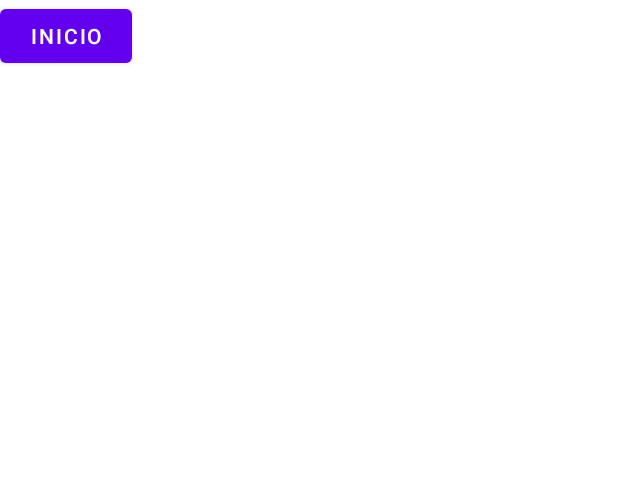
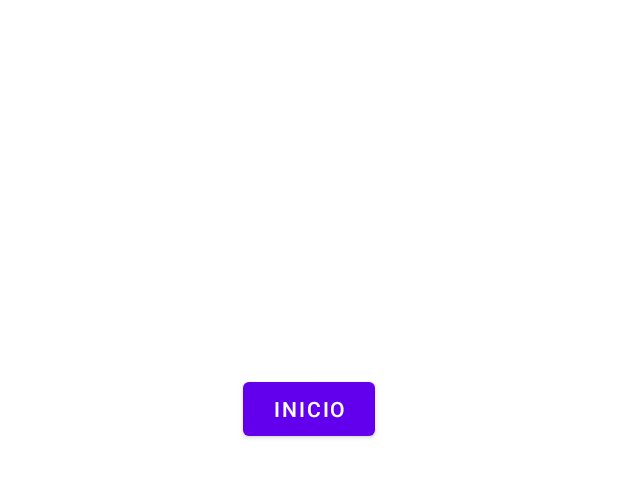
Before and after one commit to Lunagp/movil, an Android app: the layout activity_puntaje.xml on its own in the app's theme, with its tools: preview values and no code run, on a phone screen of 412 x 824 dp. Shown: the top 477 px of the screen. Run offline under Robolectric (Android 15) with nearby library versions, the phone set to English and light mode, and no system bars.

```diff
--- a/app/src/main/AndroidManifest.xml
+++ b/app/src/main/AndroidManifest.xml
@@ -6,6 +6,7 @@
     <uses-permission android:name="android.permission.INTERNET" />
 
     <application
+        android:name=".IniciarAplicativo"
         android:allowBackup="true"
         android:dataExtractionRules="@xml/data_extraction_rules"
         android:fullBackupContent="@xml/backup_rules"
--- a/app/src/main/java/com/example/prueba2l/MainActivity.kt
+++ b/app/src/main/java/com/example/prueba2l/MainActivity.kt
@@ -1,7 +1,9 @@
 package com.example.prueba2l
 
 import android.annotation.SuppressLint
+import android.content.Context
 import android.content.Intent
+import android.content.SharedPreferences
 import android.graphics.Movie
 import androidx.appcompat.app.AppCompatActivity
 import android.os.Bundle
@@ -10,7 +12,9 @@ import android.os.Handler
 import android.os.Looper
 import android.widget.Toast
 import androidx.core.content.ContextCompat
+import androidx.core.content.SharedPreferencesCompat
 import com.bumptech.glide.Glide
+import com.example.prueba2l.IniciarAplicativo.Companion.prefs
 import com.example.prueba2l.databinding.ActivityMainBinding
 
 class MainActivity : AppCompatActivity() {
@@ -21,6 +25,8 @@ class MainActivity : AppCompatActivity() {
     var x : Int = 0
     var a : Boolean = false
     var b : Boolean = false
+//    val sharedPref = getSharedPreferences("puntajes", Context.MODE_PRIVATE)
+//    var edit = sharedPref.edit()
 
     override fun onCreate(savedInstanceState: Bundle?) {
         super.onCreate(savedInstanceState)
@@ -28,13 +34,14 @@ class MainActivity : AppCompatActivity() {
         binding = ActivityMainBinding.inflate(layoutInflater)
         setContentView(binding.root)
 
+
         ram()
         conteo(null, null)
     }
 
     private fun conteo(mili:Int?, coun: Int?) {
         if (mili == null && coun == null){
-            object : CountDownTimer(60000, 1000) {
+            object : CountDownTimer(61000, 1000) {
 
                 override fun onTick(millisUntilFinished: Long) {
                 }
@@ -67,10 +74,12 @@ class MainActivity : AppCompatActivity() {
             finish()
         }else {
             var resul = n.toString()
+            prefs.guardar(resul)
             var intent = Intent(this,Resul::class.java)
             intent.putExtra("resul", resul)
             startActivity(intent)
             finish()
+
         }
     }
 
@@ -78,8 +87,10 @@ class MainActivity : AppCompatActivity() {
 
     private fun ram() {
         x = 0
-            a = false
-            b = false
+        binding.btncorre.isEnabled = true
+        binding.btnincorre.isEnabled = true
+//        a = false
+//        b = false
         val amarillo: Int = ContextCompat.getColor( this, R.color.yellow)
         val negro: Int = resources.getColor(R.color.black)
         val azul: Int = resources.getColor(R.color.Blue)
@@ -99,14 +110,22 @@ class MainActivity : AppCompatActivity() {
         binding.btncorre.setOnClickListener {
             x = 1
             a = true
+            binding.btncorre.isEnabled = false
+            binding.btnincorre.isEnabled = false
         }
 
         binding.btnincorre.setOnClickListener {
             x = 2
             b = true
+            binding.btncorre.isEnabled = false
+            binding.btnincorre.isEnabled = false
         }
 
-            if (a == false && b == false){
+//        if (a == true || b == true){
+//            binding.btncorre.isEnabled = false
+//            binding.btnincorre.isEnabled = false
+//        }
+//        else if (a == false && b == false){
             object : CountDownTimer(3000, 1000) {
 
                 override fun onTick(millisUntilFinished: Long) {
@@ -116,77 +135,22 @@ class MainActivity : AppCompatActivity() {
                     presionar(pal,col)
                 }
             }.start()
-            }
+//        }
     }
 
     private fun presionar(pal:String, col:Int) {
         when(x){
             1 -> {
-//                p++
-//                if (p >= 15 ){
-//                    if (n == null){
-//                        n = 0
-//                        var resul = n.toString()
-//                        var intent = Intent(this,Resul::class.java)
-//                        intent.putExtra("resul", resul)
-//                        startActivity(intent)
-//                    }else {
-//                        var resul = n.toString()
-//                        var intent = Intent(this,Resul::class.java)
-//                        intent.putExtra("resul", resul)
-//                        startActivity(intent)
-//                    }
-//                }else {
-                    x = 0
+                ram()
                 correcto(pal,col)
-                    ram()
-//                }
-
             }
             2 -> {
-//                p++
-//                if (p >= 15 ){
-//                    if (n == null){
-//                        n = 0
-//                        var resul = n.toString()
-//                        var intent = Intent(this,Resul::class.java)
-//                        intent.putExtra("resul", resul)
-//                        startActivity(intent)
-//                    }else {
-//                        var resul = n.toString()
-//                        var intent = Intent(this,Resul::class.java)
-//                        intent.putExtra("resul", resul)
-//                        startActivity(intent)
-//                    }
-//                }else {
-                    x = 0
+                ram()
                 incorrecto(pal,col)
-                    Toast.makeText(this, "Fallaste", Toast.LENGTH_SHORT).show()
-                    ram()
-//                }
-
             }
             else -> {
-//                if (p < 15){
-                    x = 0
+                ram()
                 binding.img.setImageResource(R.drawable.incorrecto)
-                    Toast.makeText(this, "Fallaste", Toast.LENGTH_SHORT).show()
-                    ram()
-//                    p++
-//                }else if (p >= 15 ){
-//                    if (n == null){
-//                        n = 0
-//                        var resul = n.toString()
-//                        var intent = Intent(this,Resul::class.java)
-//                        intent.putExtra("resul", resul)
-//                        startActivity(intent)
-//                    }else {
-//                        var resul = n.toString()
-//                        var intent = Intent(this,Resul::class.java)
-//                        intent.putExtra("resul", resul)
-//                        startActivity(intent)
-//                    }
-//                }
             }
         }
     }
--- a/app/src/main/res/layout/activity_main.xml
+++ b/app/src/main/res/layout/activity_main.xml
@@ -49,7 +49,8 @@
                     android:layout_width="wrap_content"
                     android:layout_height="wrap_content"
                     android:text="Correcto"
-                    android:backgroundTint="@color/teal_700"/>
+                    android:backgroundTint="@color/teal_700"
+                    android:enabled="true"/>
 
                 <Button
                     android:id="@+id/btnincorre"
@@ -57,7 +58,8 @@
                     android:layout_height="wrap_content"
                     android:layout_marginLeft="68dp"
                     android:text="Incorrecto"
-                    android:backgroundTint="@color/teal_700"/>
+                    android:backgroundTint="@color/teal_700"
+                    android:enabled="true"/>
 
             </LinearLayout>
 
--- a/app/src/main/res/layout/activity_puntaje.xml
+++ b/app/src/main/res/layout/activity_puntaje.xml
@@ -7,30 +7,43 @@
     tools:context=".Puntaje">
 
     <LinearLayout
+        android:id="@+id/linearLayout"
         android:layout_width="match_parent"
         android:layout_height="wrap_content"
-    tools:ignore="MissingConstraints">
+        app:layout_constraintStart_toStartOf="parent"
+        app:layout_constraintTop_toTopOf="parent"
+        tools:ignore="MissingConstraints"
+        android:orientation="vertical">
+
+        <TextView
+            android:id="@+id/txtpun"
+            android:layout_width="match_parent"
+            android:layout_height="wrap_content"
+            android:layout_margin="50dp"
+            />
 
         <ListView
             android:id="@+id/lista"
-        android:layout_margin="50dp"
             android:layout_width="match_parent"
             android:layout_height="match_parent"
-        />
+            android:layout_margin="50dp" />
     </LinearLayout>
 
     <LinearLayout
         android:layout_width="match_parent"
         android:layout_height="wrap_content"
+        app:layout_constraintBottom_toBottomOf="parent"
+        app:layout_constraintTop_toBottomOf="@+id/linearLayout"
+        app:layout_constraintVertical_bias="0.053"
         tools:ignore="MissingConstraints"
-        tools:layout_editor_absoluteX="16dp"
-        tools:layout_editor_absoluteY="100dp">
+        tools:layout_editor_absoluteX="0dp"
+        android:gravity="center">
 
         <Button
             android:id="@+id/btnInicio"
             android:layout_width="wrap_content"
             android:layout_height="wrap_content"
-            android:text="Inicio"/>
+            android:text="Inicio" />
     </LinearLayout>
 
 </androidx.constraintlayout.widget.ConstraintLayout>
```
Also changed, not shown: app/src/main/java/com/example/prueba2l/IniciarAplicativo.kt (added, +13 -0 lines), app/src/main/java/com/example/prueba2l/Prefs.kt (added, +19 -0 lines), app/src/main/java/com/example/prueba2l/Puntaje.kt (+11 -3 lines), app/src/main/java/com/example/prueba2l/Resul.kt (+6 -1 lines). Lines whose indentation alone changed are shown as unchanged.
